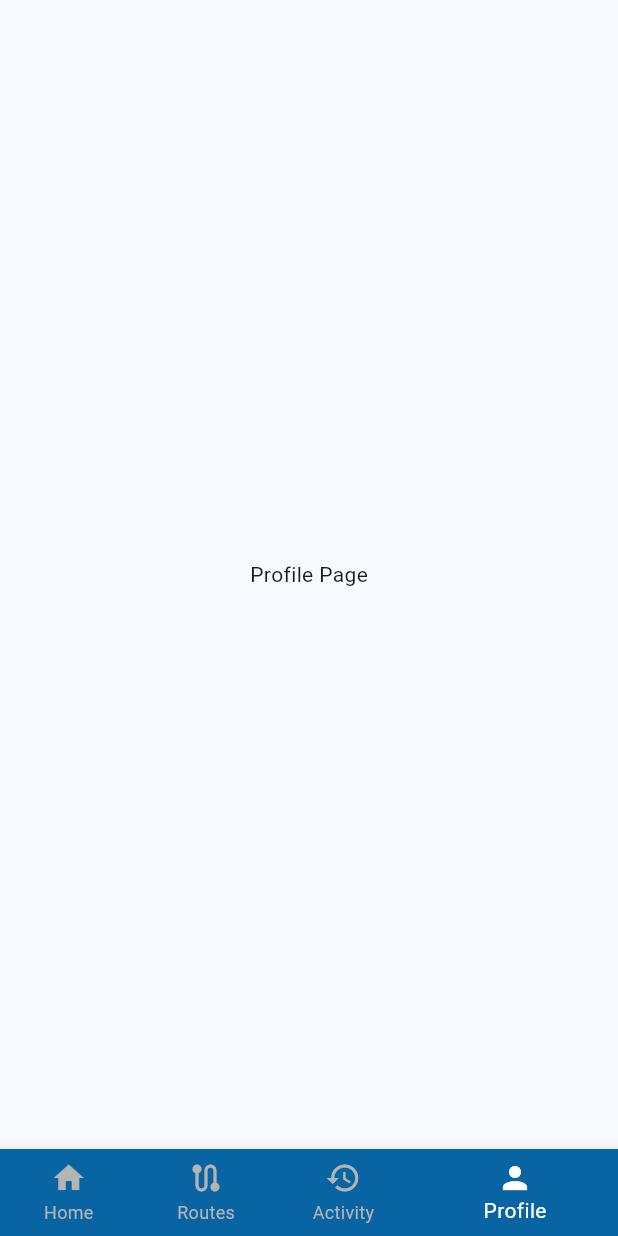
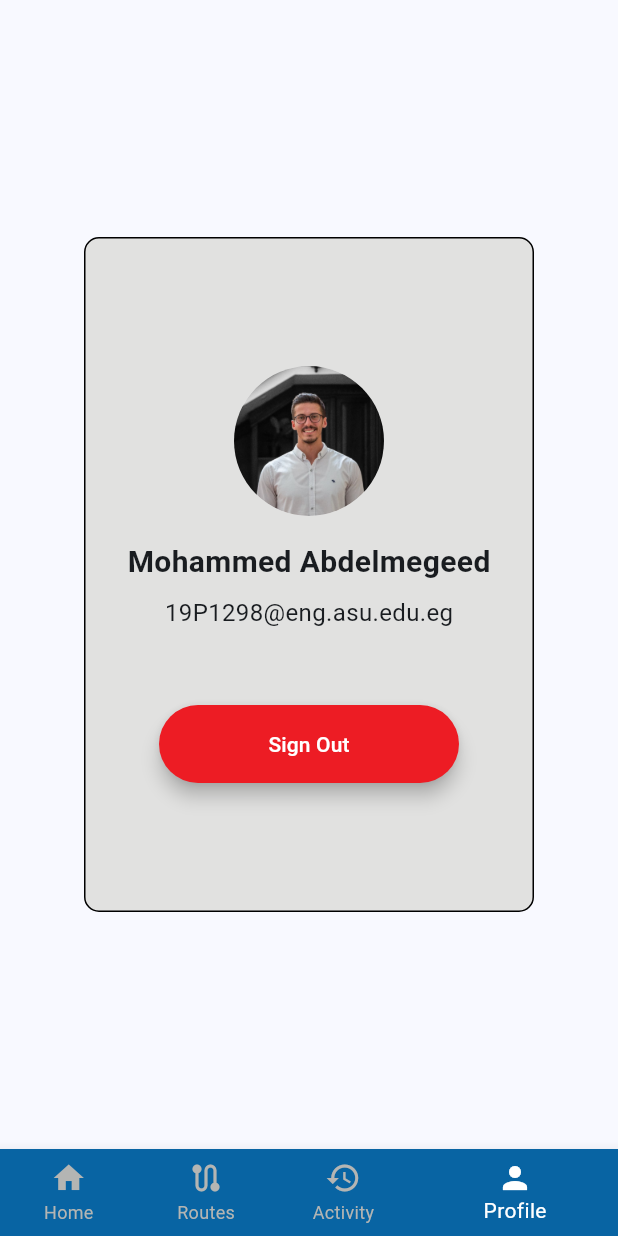
Before and after one commit to M-Abdelmegeed/Blue-Ride, a Flutter app: the Profile screen opened by its route, on a phone screen of 412 x 824 dp. Run offline on Flutter 3.47's test engine with Material 2 defaults, Android fonts, the phone set to English and light mode, and no system bars; our stand-ins replace firebase_auth, firebase_core; accounts and stored records are empty.

Commit message:
Implemented profile page UI

```diff
--- a/lib/pages/main.dart
+++ b/lib/pages/main.dart
@@ -158,8 +158,9 @@ class _MyHomePageState extends State<MyHomePage> {
               elevation: 7,
               child: GestureDetector(
                 onTap: () {
-                  _login();
-                  print("Walahi dost");
+                  Navigator.pushReplacementNamed(context, '/home');
+                  // _login();
+                  // print("Walahi dost");
                 },
                 child: Center(
                   child: Text(
--- a/lib/pages/profile.dart
+++ b/lib/pages/profile.dart
@@ -15,15 +15,54 @@ class _ProfileState extends State<Profile> {
   @override
   Widget build(BuildContext context) {
     return Scaffold(
-      // appBar: AppBar(
-      //   // backgroundColor: AppColors.primaryColor,
-      //   title: Text(
-      //     'Book A Ride',
-      //     style: TextStyle(color: Colors.white),
-      //   ),
-      // ),
       body: Center(
-        child: Text("Profile Page"),
+        child: Container(
+          width: 300,
+          height: 450, // Adjust the width as needed
+          padding: EdgeInsets.all(16),
+          decoration: BoxDecoration(
+            border: Border.all(color: Colors.black, width: 1),
+            color: AppColors
+                .backgroundCardColor, // Set the desired background color
+            borderRadius: BorderRadius.circular(10),
+          ),
+          child: Column(
+            mainAxisAlignment: MainAxisAlignment.center,
+            crossAxisAlignment: CrossAxisAlignment.center,
+            mainAxisSize: MainAxisSize.min,
+            children: [
+              CircleAvatar(
+                backgroundColor: Colors.white,
+                radius: 50, // Adjust the radius as needed
+                backgroundImage: AssetImage(
+                    'images/Abdelmegeed.jpeg'), // Replace with your user icon
+              ),
+              SizedBox(height: 16),
+              Text(
+                'Mohammed Abdelmegeed',
+                style: TextStyle(fontSize: 20, fontWeight: FontWeight.bold),
+              ),
+              SizedBox(height: 8),
+              Text(
+                '19P1298@eng.asu.edu.eg',
+                style: TextStyle(fontSize: 16),
+              ),
+              SizedBox(height: 50),
+              ElevatedButton(
+                style: ElevatedButton.styleFrom(
+                    backgroundColor: AppColors.red, // Background color
+                    foregroundColor: Colors.white, // Text color
+                    padding: EdgeInsets.all(16), // Padding
+                    elevation: 5, // Elevation
+                    minimumSize: Size(200, 10)),
+                onPressed: () {
+                  // Implement sign-out logic
+                },
+                child: Text('Sign Out'),
+              ),
+            ],
+          ),
+        ),
       ),
       bottomNavigationBar: NavBar(
         currentIndex: _currentIndex,
--- a/lib/style/colors.dart
+++ b/lib/style/colors.dart
@@ -5,6 +5,7 @@ class AppColors {
   static const Color primaryColorLight = Color.fromARGB(255, 1, 154, 255);
   static const Color primaryColor = Color(0xFF0864A3);
   static const Color backgroundColor = Color.fromARGB(255, 180, 181, 179);
+  static const Color backgroundCardColor = Color.fromARGB(255, 225, 225, 224);
   static const Color black = Color(0x1D1E18);
   static const Color red = Color(0xFFED1C24);
   static const Color green = Color(0xFF0CCA4A);
--- a/pubspec.yaml
+++ b/pubspec.yaml
@@ -61,9 +61,9 @@ flutter:
   uses-material-design: true
 
   # To add assets to your application, add an assets section, like this:
-  # assets:
-  #   - images/a_dot_burr.jpeg
-  #   - images/a_dot_ham.jpeg
+  assets:
+    - images/user_icon.png
+    - images/Abdelmegeed.jpeg
 
   # An image asset can refer to one or more resolution-specific "variants", see
   # https://flutter.dev/assets-and-images/#resolution-aware
```
Also changed, not shown: images/Abdelmegeed.jpeg (added), images/user_icon.png (added), 1 other file.
